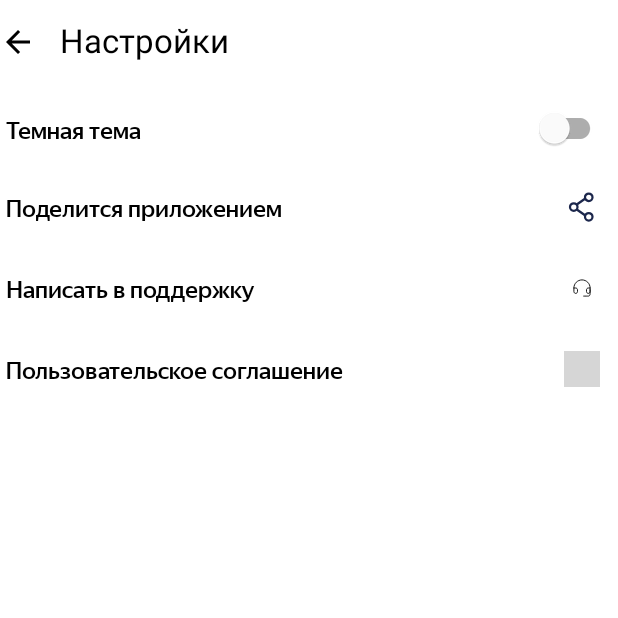
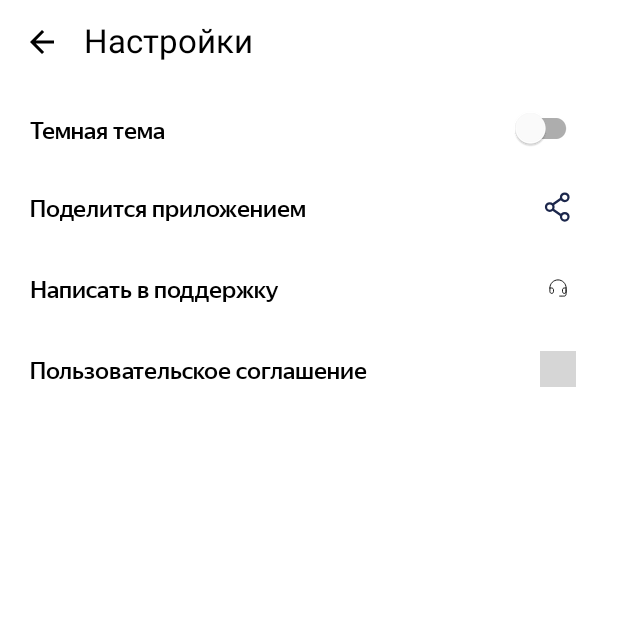
Before and after one commit to PaladinLeonid/PlaylistMaker1, an Android app: the SettingsActivity screen opened directly, with no data from a screen before it, on a phone screen of 412 x 824 dp, the top half of it. Run offline under Robolectric (Android 15) with nearby library versions, the phone set to English and light mode, and no system bars; grey boxes are pictures that could not be loaded.

Commit message:
Sprint 8 project

```diff
--- a/app/src/main/res/layout/activity_media.xml
+++ b/app/src/main/res/layout/activity_media.xml
@@ -9,7 +9,9 @@
     <LinearLayout
         android:layout_width="match_parent"
         android:layout_height="wrap_content"
-        tools:ignore="MissingConstraints">
+        tools:ignore="MissingConstraints"
+        android:paddingLeft="@dimen/main_padding"
+        android:paddingRight="@dimen/main_padding">
 
         <ImageView
             android:id="@+id/arrow_back"
--- a/app/src/main/res/layout/activity_search.xml
+++ b/app/src/main/res/layout/activity_search.xml
@@ -8,7 +8,9 @@
     <LinearLayout
         android:layout_width="match_parent"
         android:layout_height="wrap_content"
-        tools:ignore="MissingConstraints">
+        tools:ignore="MissingConstraints"
+        android:paddingLeft="@dimen/main_padding"
+        android:paddingRight="@dimen/main_padding">
 
         <ImageView
             android:id="@+id/arrow_back"
--- a/app/src/main/res/layout/activity_settings.xml
+++ b/app/src/main/res/layout/activity_settings.xml
@@ -6,10 +6,13 @@
     android:layout_width="match_parent"
     android:layout_height="match_parent"
     android:orientation="vertical"
-    tools:context=".SettingsActivity">
+    tools:context=".SettingsActivity"
+    android:paddingLeft="@dimen/main_padding"
+    android:paddingRight="@dimen/main_padding">
     <LinearLayout
         android:layout_width="match_parent"
-        android:layout_height="wrap_content">
+        android:layout_height="wrap_content"
+        >
 
         <ImageView
             android:id="@+id/arrow_back"
```
Also changed, not shown: app/src/main/res/layout/activity_main.xml (+5 -4 lines).
